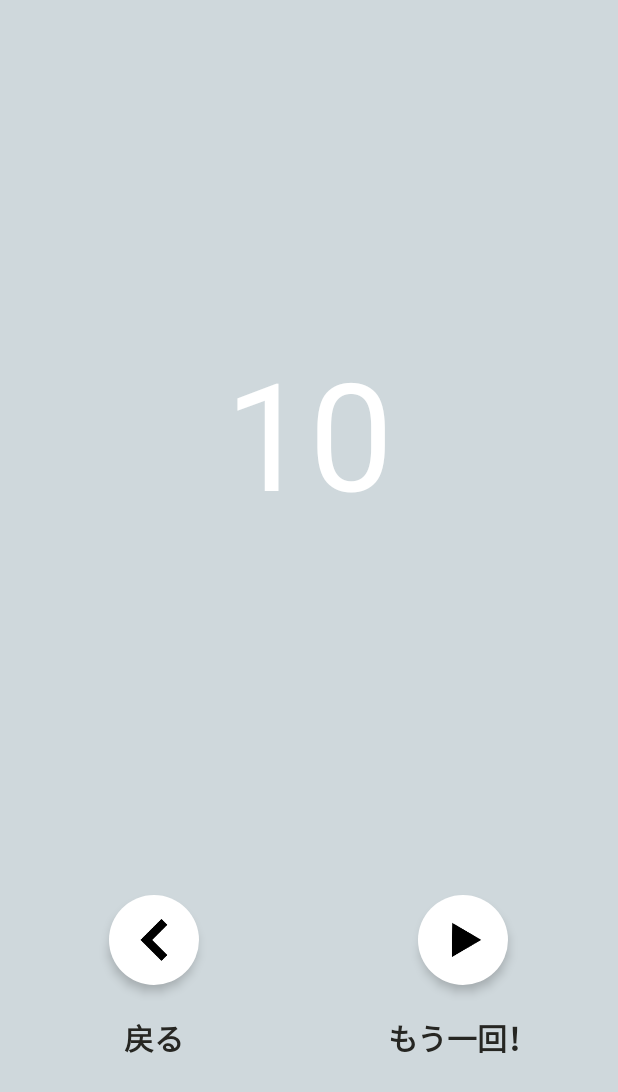
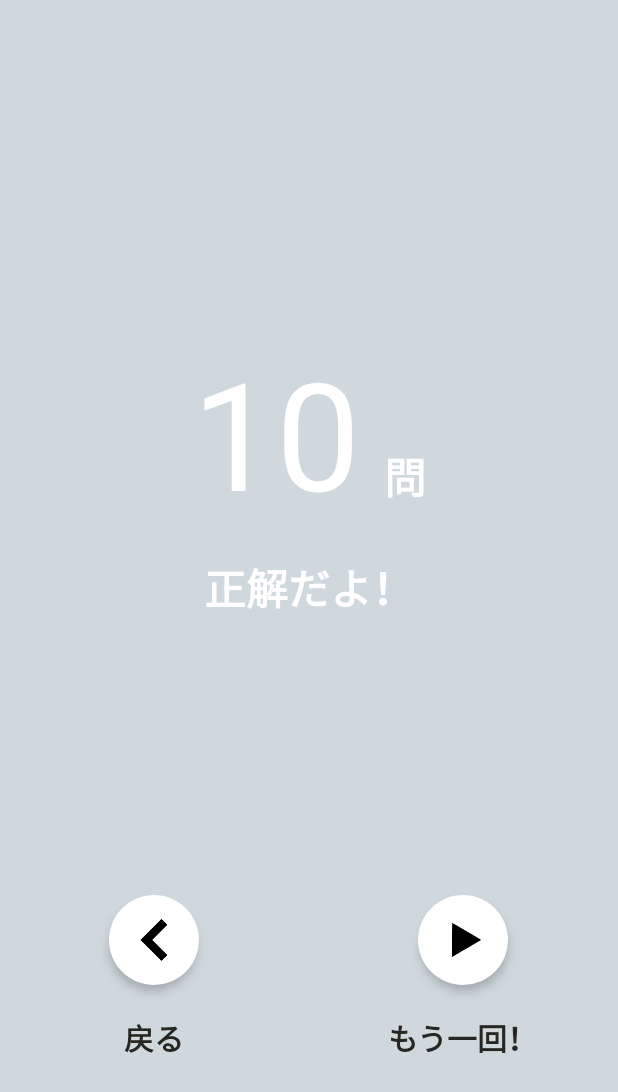
Before and after one commit to TakahiroSuzuki044/NoteLesson, an Android app: the layout game_result_fragment.xml on its own in the app's theme, with its tools: preview values and no code run, on a phone screen of 412 x 824 dp. Shown: the top 1092 px of the screen. Run offline under Robolectric (Android 15) with nearby library versions, the phone set to English and light mode, and no system bars.

Commit message:
結果画面のレイアウトに文字を追加

```diff
--- a/app/src/main/java/com/tachisatok/notelesson/constant/Characters.kt
+++ b/app/src/main/java/com/tachisatok/notelesson/constant/Characters.kt
@@ -39,6 +39,8 @@ enum class Characters(
      */
     GO_BACK(R.string.go_back, R.string.go_back_jp),
     REPLAY(R.string.replay, R.string.replay_jp),
+    TOTAL_QUESTION_NUMBER(R.string.total_question_number, R.string.total_question_number_jp),
+    CORRECT_TEXT_FOR_GAME_RESULT(R.string.correct_text_for_game_result, R.string.correct_text_for_game_result_jp),
 
     /** ド */
     C(R.string.c, R.string.c_jp),
--- a/app/src/main/res/layout/game_result_fragment.xml
+++ b/app/src/main/res/layout/game_result_fragment.xml
@@ -24,14 +24,48 @@
             android:layout_height="0dp"
             android:layout_weight="0.7">
 
+            <RelativeLayout
+                android:id="@+id/game_result_fragment_correct_count_relative_layout"
+                android:layout_width="match_parent"
+                android:layout_height="wrap_content"
+                android:layout_centerInParent="true"
+                android:gravity="center">
+
+                <TextView
+                    android:id="@+id/game_result_fragment_correct_count_text_view"
+                    android:layout_width="wrap_content"
+                    android:layout_height="wrap_content"
+                    android:text="@{viewModel.correctCountStr}"
+                    android:textColor="@color/white"
+                    android:textSize="100dp"
+                    tools:text="10"/>
+
+                <TextView
+                    android:layout_width="wrap_content"
+                    android:layout_height="wrap_content"
+                    android:layout_alignBottom="@+id/game_result_fragment_correct_count_text_view"
+                    android:layout_marginBottom="16dp"
+                    android:layout_marginLeft="16dp"
+                    android:layout_toRightOf="@+id/game_result_fragment_correct_count_text_view"
+                    android:text="@{characters.TOTAL_QUESTION_NUMBER.getString(context)}"
+                    android:textColor="@color/white"
+                    android:textSize="28sp"
+                    android:textStyle="bold"
+                    tools:text="@string/total_question_number"/>
+
+            </RelativeLayout>
+
             <TextView
-                android:layout_width="match_parent"
-                android:layout_height="match_parent"
-                android:gravity="center"
-                android:text="@{viewModel.correctCountStr}"
+                android:layout_width="wrap_content"
+                android:layout_height="wrap_content"
+                android:layout_below="@+id/game_result_fragment_correct_count_relative_layout"
+                android:layout_centerHorizontal="true"
+                android:layout_margin="16dp"
+                android:text="@{characters.CORRECT_TEXT_FOR_GAME_RESULT.getString(context)}"
                 android:textColor="@color/white"
-                android:textSize="100dp"
-                tools:text="10"/>
+                android:textSize="28sp"
+                android:textStyle="bold"
+                tools:text="@string/correct_text_for_game_result"/>
 
         </RelativeLayout>
 
@@ -52,9 +86,9 @@
                 tools:ignore="NestedWeights">
 
                 <FrameLayout
-                    android:layout_marginTop="20dp"
                     android:layout_width="wrap_content"
                     android:layout_height="wrap_content"
+                    android:layout_marginTop="20dp"
                     android:background="@drawable/shape_game_result_button"
                     android:clickable="true"
                     android:elevation="@dimen/button_elevation"
@@ -81,16 +115,16 @@
 
             <LinearLayout
                 android:layout_width="0dp"
-                android:orientation="vertical"
                 android:layout_height="match_parent"
                 android:layout_weight="0.5"
                 android:gravity="center_horizontal"
+                android:orientation="vertical"
                 tools:ignore="NestedWeights">
 
                 <FrameLayout
                     android:layout_width="wrap_content"
+                    android:layout_height="wrap_content"
                     android:layout_marginTop="20dp"
-                    android:layout_height="wrap_content"
                     android:background="@drawable/shape_game_result_button"
                     android:clickable="true"
                     android:elevation="@dimen/button_elevation"
--- a/app/src/main/res/values/strings.xml
+++ b/app/src/main/res/values/strings.xml
@@ -74,5 +74,9 @@
     <string name="go_back_jp">もどる</string>
     <string name="replay">もう一回！</string>
     <string name="replay_jp">もういっかい！</string>
+    <string name="total_question_number">問</string>
+    <string name="total_question_number_jp">もん</string>
+    <string name="correct_text_for_game_result">正解だよ！</string>
+    <string name="correct_text_for_game_result_jp">せいかいだよ！</string>
 
 </resources>
```
